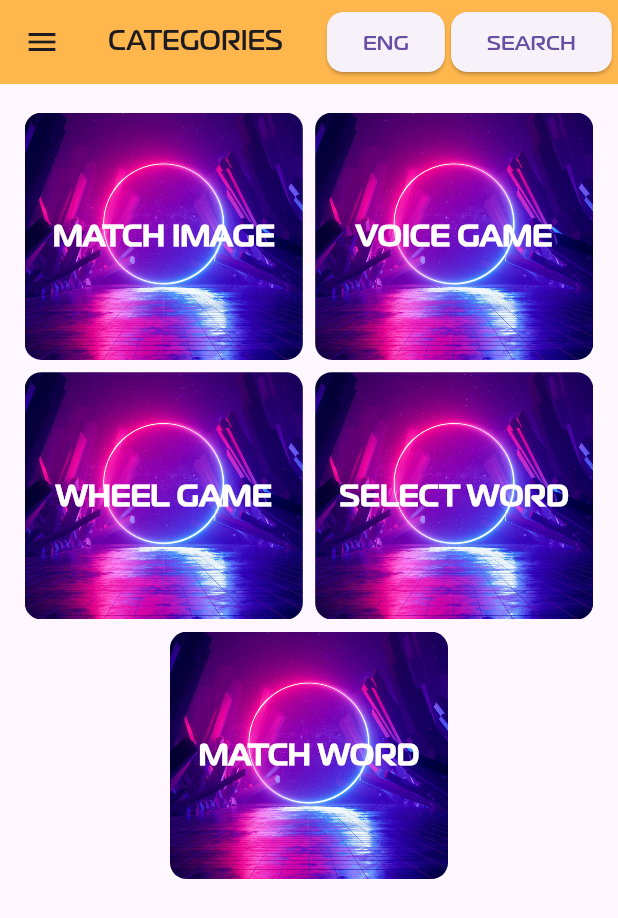
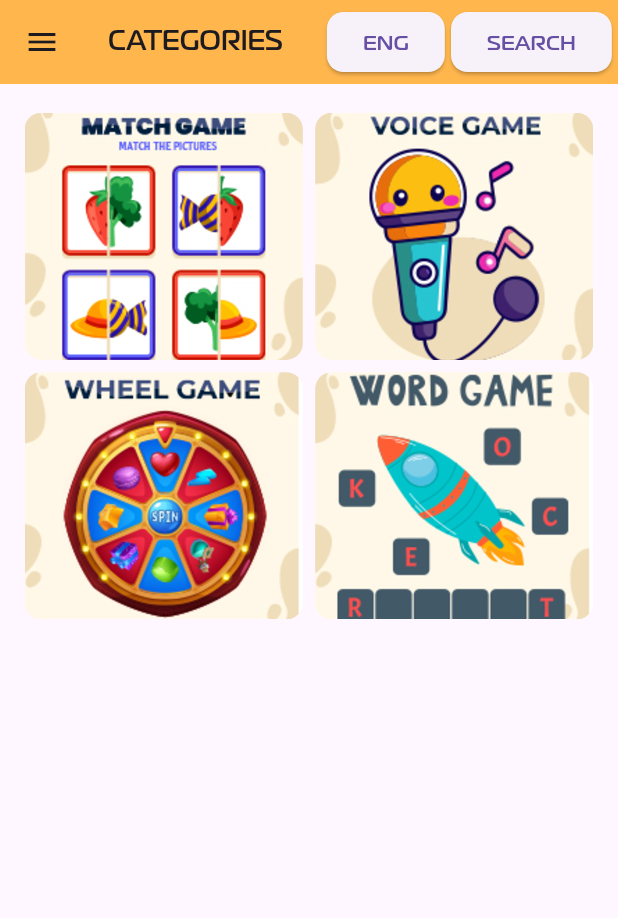
Before and after one commit to shayansaeed123/picture_dictionary, a Flutter app: the Games screen opened directly, on a phone screen of 412 x 824 dp. Shown: the top 918 px of the screen. Run offline on Flutter 3.47's test engine with Material 3 defaults, Android fonts, the phone set to English and light mode, and no system bars; our stand-ins replace audioplayers, cached_network_image, device_preview, firebase_auth, firebase_core, flutter_spinkit and 6 more; missing offline and left inert: audio_session; accounts and stored records are empty.

Commit message:
new images
new images

```diff
--- a/lib/view/dashboard/game_page.dart
+++ b/lib/view/dashboard/game_page.dart
@@ -54,18 +54,18 @@ Widget build(BuildContext context) {
                     decoration: BoxDecoration(
                       borderRadius: BorderRadius.circular(11),
                       image: DecorationImage(
-                        image: AssetImage('assets/gaming.jpg'),
+                        image: AssetImage('assets/match-image.jpg'),
                         filterQuality: FilterQuality.high,
                         fit: BoxFit.cover,
                       ),
                     ),
-                    child: Center(
-                      child: reusabletext(
-                        'MATCH IMAGE',
-                        colorController.whiteColor,
-                        20,
-                      ),
-                    ),
+                    // child: Center(
+                    //   child: reusabletext(
+                    //     'MATCH IMAGE',
+                    //     colorController.whiteColor,
+                    //     20,
+                    //   ),
+                    // ),
                   ),
                 ),
                 InkWell(
@@ -82,18 +82,18 @@ Widget build(BuildContext context) {
                     decoration: BoxDecoration(
                       borderRadius: BorderRadius.circular(11),
                       image: DecorationImage(
-                        image: AssetImage('assets/gaming.jpg'),
+                        image: AssetImage('assets/voice-game.jpg'),
                         filterQuality: FilterQuality.high,
                         fit: BoxFit.cover,
                       ),
                     ),
-                    child: Center(
-                      child: reusabletext(
-                        'VOICE GAME',
-                         colorController.whiteColor,
-                        20,
-                      ),
-                    ),
+                    // child: Center(
+                    //   child: reusabletext(
+                    //     'VOICE GAME',
+                    //      colorController.whiteColor,
+                    //     20,
+                    //   ),
+                    // ),
                   ),
                 ),
               ],
@@ -115,18 +115,18 @@ Widget build(BuildContext context) {
                     decoration: BoxDecoration(
                       borderRadius: BorderRadius.circular(11),
                       image: DecorationImage(
-                        image: AssetImage('assets/gaming.jpg'),
+                        image: AssetImage('assets/wheel-game.jpg'),
                         filterQuality: FilterQuality.high,
                         fit: BoxFit.cover,
                       ),
                     ),
-                    child: Center(
-                      child: reusabletext(
-                        'WHEEL GAME',
-                         colorController.whiteColor,
-                        20,
-                      ),
-                    ),
+                    // child: Center(
+                    //   child: reusabletext(
+                    //     'WHEEL GAME',
+                    //      colorController.whiteColor,
+                    //     20,
+                    //   ),
+                    // ),
                   ),
                 ),
                 InkWell(
@@ -143,86 +143,86 @@ Widget build(BuildContext context) {
                     decoration: BoxDecoration(
                       borderRadius: BorderRadius.circular(11),
                       image: DecorationImage(
-                        image: AssetImage('assets/gaming.jpg'),
+                        image: AssetImage('assets/select-word.jpg'),
                         filterQuality: FilterQuality.high,
                         fit: BoxFit.cover,
                       ),
                     ),
-                    child: Center(
-                      child: reusabletext(
-                        'SELECT WORD',
-                         colorController.whiteColor,
-                        20,
-                      ),
-                    ),
+                    // child: Center(
+                    //   child: reusabletext(
+                    //     'SELECT WORD',
+                    //      colorController.whiteColor,
+                    //     20,
+                    //   ),
+                    // ),
                   ),
                 ),
                 ],
                ),
 
-               Row(
-                mainAxisAlignment: MainAxisAlignment.center,
-                children: [
-                  InkWell(
-                  onTap: () {
-                    Navigator.push(
-                      context,
-                      MaterialPageRoute(builder: (context) => MatchWordGameOne()),
-                    );
-                  },
-                  child: Container(
-                    margin: EdgeInsets.all(MediaQuery.of(context).size.width * .01),
-                    width: MediaQuery.of(context).size.width * .45,
-                    height: MediaQuery.of(context).size.height * .2,
-                    decoration: BoxDecoration(
-                      borderRadius: BorderRadius.circular(11),
-                      image: DecorationImage(
-                        image: AssetImage('assets/gaming.jpg'),
-                        filterQuality: FilterQuality.high,
-                        fit: BoxFit.cover,
-                      ),
-                    ),
-                    child: Center(
-                      child: reusabletext(
-                        'MATCH WORD',
-                         colorController.whiteColor,
-                        20,
-                      ),
-                    ),
-                  ),
-                ),
-                // InkWell(
-                //   onTap: () {
-                //     Navigator.push(
-                //       context,
-                //       MaterialPageRoute(builder: (context) => MatchWordGameOne()),
-                //     );
-                //   },
-                //   child: Container(
-                //     margin: EdgeInsets.all(MediaQuery.of(context).size.width * .01),
-                //     width: MediaQuery.of(context).size.width * .45,
-                //     height: MediaQuery.of(context).size.height * .2,
-                //     decoration: BoxDecoration(
-                //       borderRadius: BorderRadius.circular(11),
-                //       image: DecorationImage(
-                //         image: AssetImage('assets/gaming.jpg'),
-                //         filterQuality: FilterQuality.high,
-                //         fit: BoxFit.cover,
+              //  Row(
+              //   mainAxisAlignment: MainAxisAlignment.center,
+              //   children: [
+              //     InkWell(
+              //     onTap: () {
+              //       Navigator.push(
+              //         context,
+              //         MaterialPageRoute(builder: (context) => MatchWordGameOne()),
+              //       );
+              //     },
+              //     child: Container(
+              //       margin: EdgeInsets.all(MediaQuery.of(context).size.width * .01),
+              //       width: MediaQuery.of(context).size.width * .45,
+              //       height: MediaQuery.of(context).size.height * .2,
+              //       decoration: BoxDecoration(
+              //         borderRadius: BorderRadius.circular(11),
+              //         image: DecorationImage(
+              //           image: AssetImage('assets/gaming.jpg'),
+              //           filterQuality: FilterQuality.high,
+              //           fit: BoxFit.cover,
+              //         ),
               //       ),
-                //     ),
-                //     child: Expanded(
               //       child: Center(
               //         child: reusabletext(
-                //           '',
+              //           'MATCH WORD',
               //            colorController.whiteColor,
               //           20,
               //         ),
               //       ),
               //     ),
               //   ),
-                // ),
-                ],
-               )
+              //   // InkWell(
+              //   //   onTap: () {
+              //   //     Navigator.push(
+              //   //       context,
+              //   //       MaterialPageRoute(builder: (context) => MatchWordGameOne()),
+              //   //     );
+              //   //   },
+              //   //   child: Container(
+              //   //     margin: EdgeInsets.all(MediaQuery.of(context).size.width * .01),
+              //   //     width: MediaQuery.of(context).size.width * .45,
+              //   //     height: MediaQuery.of(context).size.height * .2,
+              //   //     decoration: BoxDecoration(
+              //   //       borderRadius: BorderRadius.circular(11),
+              //   //       image: DecorationImage(
+              //   //         image: AssetImage('assets/gaming.jpg'),
+              //   //         filterQuality: FilterQuality.high,
+              //   //         fit: BoxFit.cover,
+              //   //       ),
+              //   //     ),
+              //   //     child: Expanded(
+              //   //       child: Center(
+              //   //         child: reusabletext(
+              //   //           '',
+              //   //            colorController.whiteColor,
+              //   //           20,
+              //   //         ),
+              //   //       ),
+              //   //     ),
+              //   //   ),
+              //   // ),
+              //   ],
+              //  )
           ],
         ),
       ),
--- a/lib/view/dashboard/match_word_game_one.dart
+++ b/lib/view/dashboard/match_word_game_one.dart
@@ -293,7 +293,7 @@ class _MatchWordGameOneState extends State<MatchWordGameOne> {
                                                   8.0), // Add some spacing
                                           padding: EdgeInsets.all(
                                               MediaQuery.sizeOf(context).width *
-                                                  0.04),
+                                                  0.035),
                                           decoration: BoxDecoration(
                                             // color: selectedContainerIndex == index ? Colors.green : colorController.whiteColor,
                                             color: colorController.whiteColor,
@@ -324,9 +324,9 @@ class _MatchWordGameOneState extends State<MatchWordGameOne> {
                                 // Displaying the concatenated selected words below the word options
                                 Text(
                                   selectedWords.join(
-                                      ' '), // Join selected words with spaces
+                                      ''), // Join selected words with spaces
                                   style: TextStyle(
-                                    fontSize: 20,
+                                    fontSize: 18,
                                     color: Colors.black,
                                     fontWeight: FontWeight.bold,
                                   ),
```
Also changed, not shown: assets/match-image.jpg (added), assets/match-word.jpg (added), assets/select-word.jpg (added), assets/voice-game.jpg (added), assets/wheel-game.jpg (added). Lines whose indentation alone changed are shown as unchanged.
